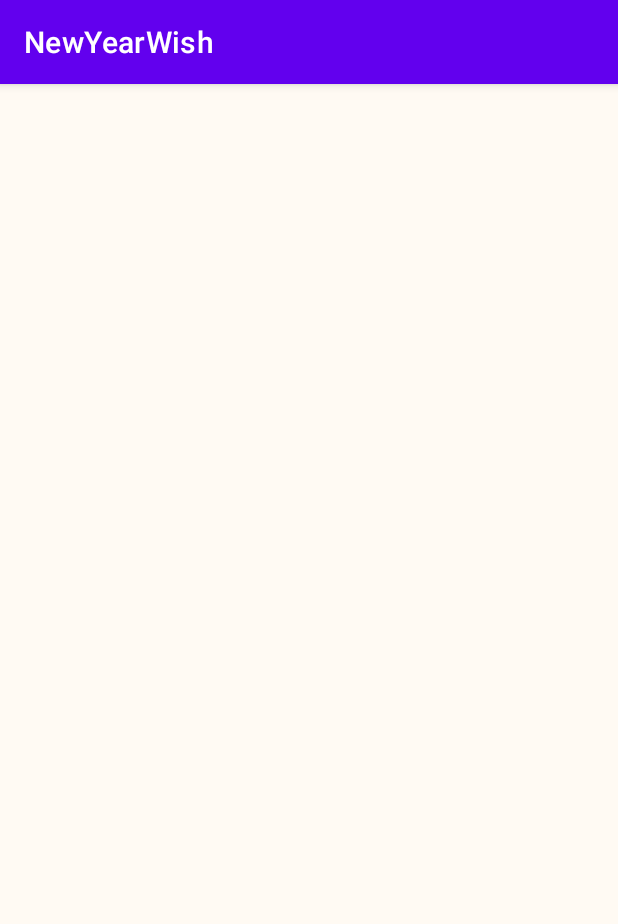
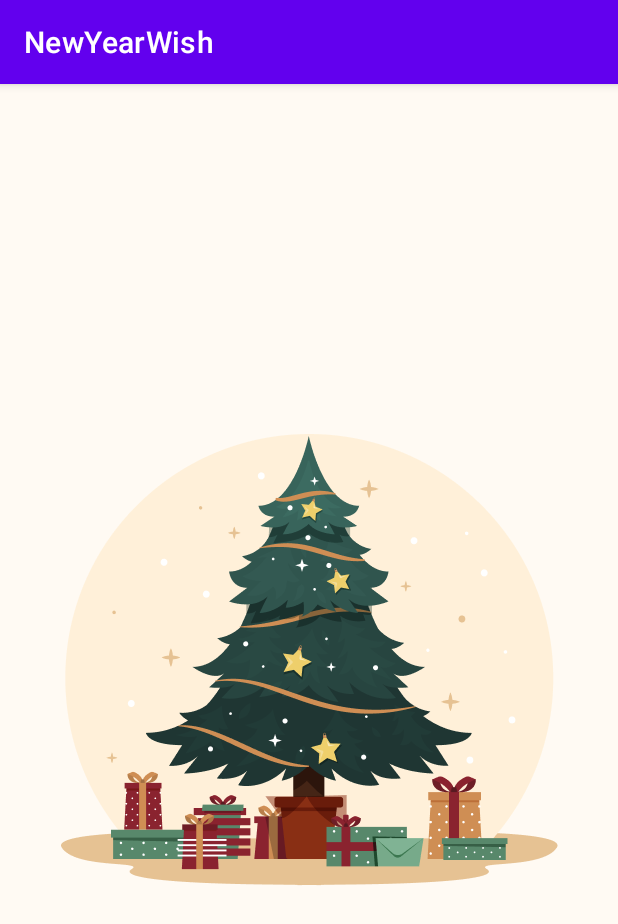
Before and after one commit to jkar-dev/HappyNewYear, an Android app: the screen it shows after launch (MainActivity), on a phone screen of 412 x 824 dp. Shown: the top 924 px of the screen. Run offline under Robolectric (Android 15) with nearby library versions, the phone set to English and light mode, and no system bars.

Commit message:
add background

```diff
--- a/app/src/main/res/layout/activity_main.xml
+++ b/app/src/main/res/layout/activity_main.xml
@@ -9,6 +9,7 @@
     <ImageView
         android:layout_width="wrap_content"
         android:layout_height="wrap_content"
+        android:src="@mipmap/background"
         app:layout_constraintTop_toTopOf="parent"
         app:layout_constraintStart_toStartOf="parent"
         app:layout_constraintEnd_toEndOf="parent"
```
Also changed, not shown: app/src/main/res/mipmap-hdpi/background.png (added), app/src/main/res/mipmap-mdpi/background.png (added), app/src/main/res/mipmap-xhdpi/background.png (added), app/src/main/res/mipmap-xxhdpi/background.png (added), app/src/main/res/mipmap-xxxhdpi/background.png (added).
